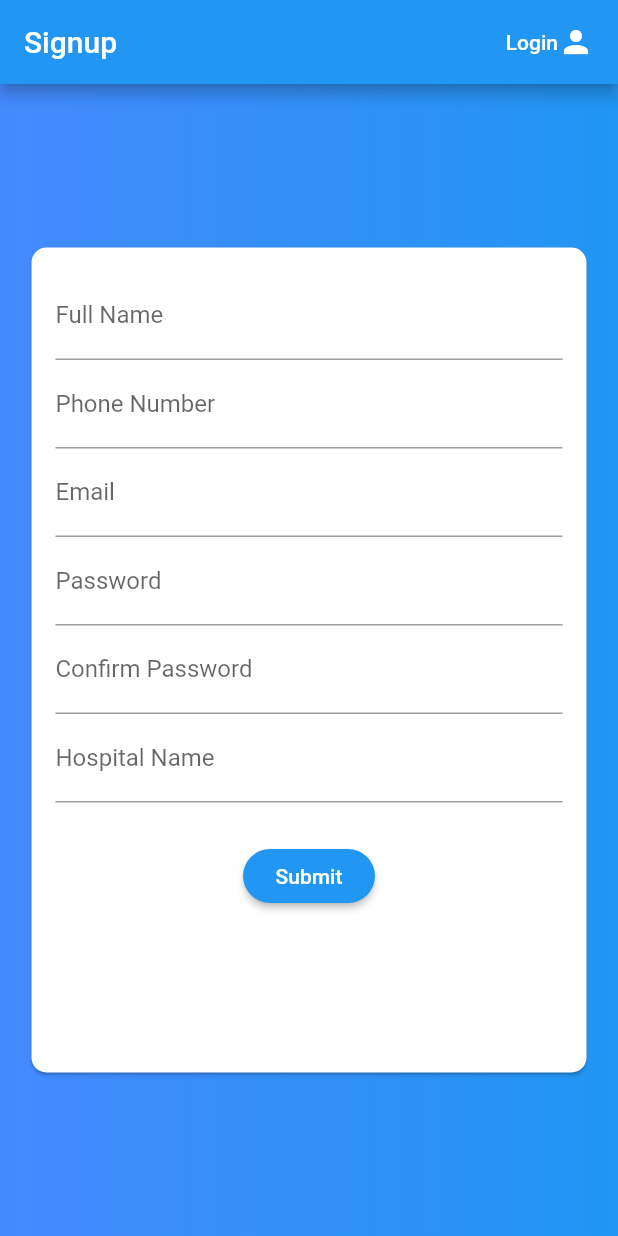
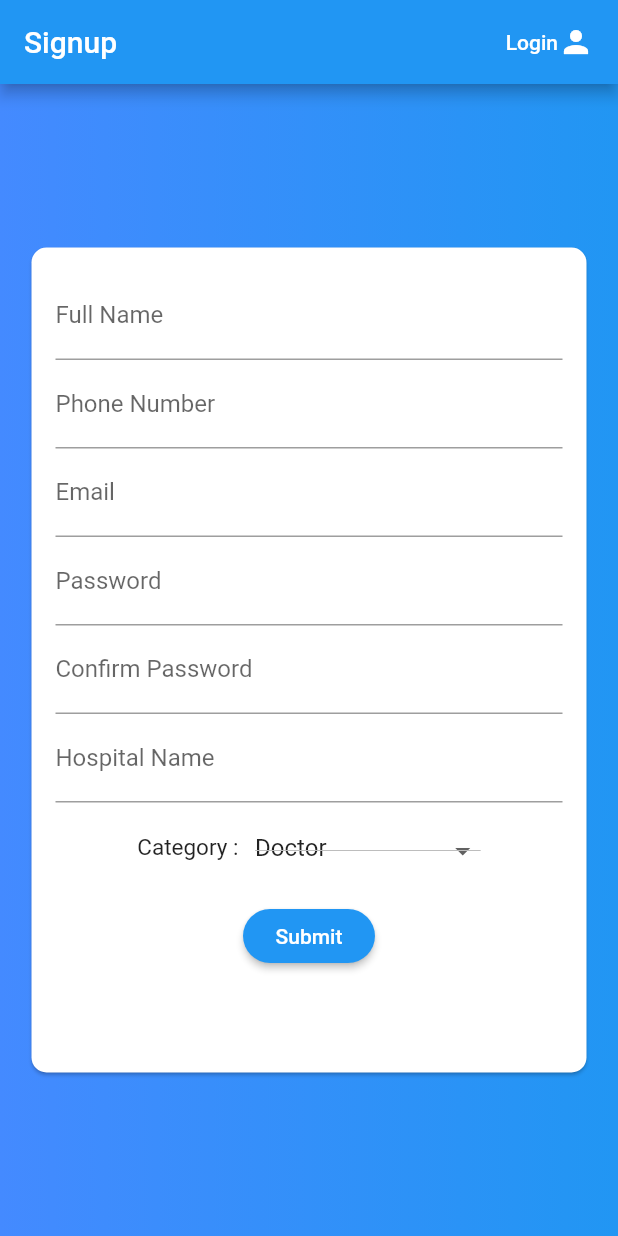
Before and after one commit to yashasuttangi/MedHist, a Flutter app: the screen it shows after launch, after a tap on "Signup", on a phone screen of 412 x 824 dp. Run offline on Flutter 3.47's test engine with Material 2 defaults, Android fonts, the phone set to English and light mode, and no system bars.

Commit message:
drop_down added in signup

```diff
--- a/lib/screens/login_screen.dart
+++ b/lib/screens/login_screen.dart
@@ -70,14 +70,17 @@ class _LoginScreenState extends State<LoginScreen> {
       body: Column(
         children: <Widget>[
           Container(
-            child: Center(child: Image.asset('images/Medhist_logo.jpg')),
-          ),
+              // padding: EdgeInsets.symmetric(horizontal: 400, vertical: 100),
+              child: Center(
+            child: Image.asset('images/Medhist_logo.jpg'),
+          )),
           Container(
-              decoration: BoxDecoration(
-                  gradient: LinearGradient(colors: [
-                Colors.cyan,
-                Colors.blue[700],
-              ])),
+              color: Colors.white,
+              // decoration: BoxDecoration(
+              //     gradient: LinearGradient(colors: [
+              //   Colors.white,
+              //   Colors.blue[300],
+              // ])),
               child: Align(
                 alignment: Alignment.topLeft,
                 child: SizedBox(
@@ -90,7 +93,7 @@ class _LoginScreenState extends State<LoginScreen> {
                       style: TextStyle(
                           fontSize: 35.0,
                           fontWeight: FontWeight.bold,
-                          color: Colors.white),
+                          color: Colors.blue[700]),
                       textAlign: TextAlign.start,
                     ),
                   ),
@@ -108,19 +111,20 @@ class _LoginScreenState extends State<LoginScreen> {
               //     ),
               //   ],
               // ),
-              child: Center(
+              child: Expanded(
                   child: Container(
-              // shape: RoundedRectangleBorder(
-              //   borderRadius: BorderRadius.circular(20.0),
-              // ),
+                      child: Card(
+            shape: RoundedRectangleBorder(
+              borderRadius: BorderRadius.circular(20.0),
+            ),
             color: Colors.blue[50],
             child: Container(
-                height: 300,
+              height: 250,
               width: 350,
               padding: EdgeInsets.all(16),
               child: Form(
                 key: _formKey,
-                  // child: SingleChildScrollView(
+                child: SingleChildScrollView(
                   child: Column(
                     children: <Widget>[
                       //email
@@ -152,6 +156,7 @@ class _LoginScreenState extends State<LoginScreen> {
                           _authData['password'] = value;
                         },
                       ),
+
                       SizedBox(
                         height: 50,
                       ),
@@ -183,7 +188,7 @@ class _LoginScreenState extends State<LoginScreen> {
                 ),
               ),
             ),
-          ))
+          ))))
         ],
       ),
     );
--- a/lib/screens/signup_screen.dart
+++ b/lib/screens/signup_screen.dart
@@ -11,11 +11,50 @@ class SignupScreen extends StatefulWidget {
   _SignupScreenState createState() => _SignupScreenState();
 }
 
+class Category {
+  int id;
+  String cat;
+  Category(this.id, this.cat);
+
+  static List<Category> getCategories() {
+    return <Category>[
+      Category(1, 'Doctor'),
+      Category(2, 'Patient'),
+      Category(3, 'Diagnostic Centre'),
+    ];
+  }
+}
+
 class _SignupScreenState extends State<SignupScreen> {
   final GlobalKey<FormState> _formKey = GlobalKey();
   TextEditingController _passwordController = new TextEditingController();
 
   Map<String, String> _authData = {'email': '', 'password': ''};
+
+  List<Category> _categories = Category.getCategories();
+  List<DropdownMenuItem<Category>> _dropdownMenuItems;
+  Category _selectedCategory;
+
+  @override
+  void initState() {
+    _dropdownMenuItems = buildDropdownMenuItems(_categories);
+    _selectedCategory = _dropdownMenuItems[0].value;
+    super.initState();
+  }
+
+  List<DropdownMenuItem<Category>> buildDropdownMenuItems(List categories) {
+    List<DropdownMenuItem<Category>> items = List();
+    for (Category category in categories) {
+      items.add(DropdownMenuItem(value: category, child: Text(category.cat)));
+    }
+    return items;
+  }
+
+  onChangedDropdownItem(Category selectedCategory) {
+    setState(() {
+      _selectedCategory = selectedCategory;
+    });
+  }
 
   void _showErrorDialog(String msg) {
     showDialog(
@@ -167,7 +206,7 @@ class _SignupScreenState extends State<SignupScreen> {
                           onSaved: (value) {},
                         ),
 
-                        //
+                        // HOSPITAL NAME
                         TextFormField(
                           decoration:
                               InputDecoration(labelText: 'Hospital Name'),
@@ -182,6 +221,25 @@ class _SignupScreenState extends State<SignupScreen> {
                             // _authData['email'] = value;
                           },
                         ),
+
+                        SizedBox(
+                          height: 20,
+                        ),
+                        Row(
+                            mainAxisAlignment: MainAxisAlignment.center,
+                            children: <Widget>[
+                              Text(
+                                "Category :   ",
+                                style: TextStyle(fontSize: 15),
+                              ),
+                              SizedBox(
+                                  height: 20.0,
+                                  child: DropdownButton(
+                                    value: _selectedCategory,
+                                    items: _dropdownMenuItems,
+                                    onChanged: onChangedDropdownItem,
+                                  )),
+                            ]),
 
                         SizedBox(
                           height: 25,
```
Lines whose indentation alone changed are shown as unchanged.
